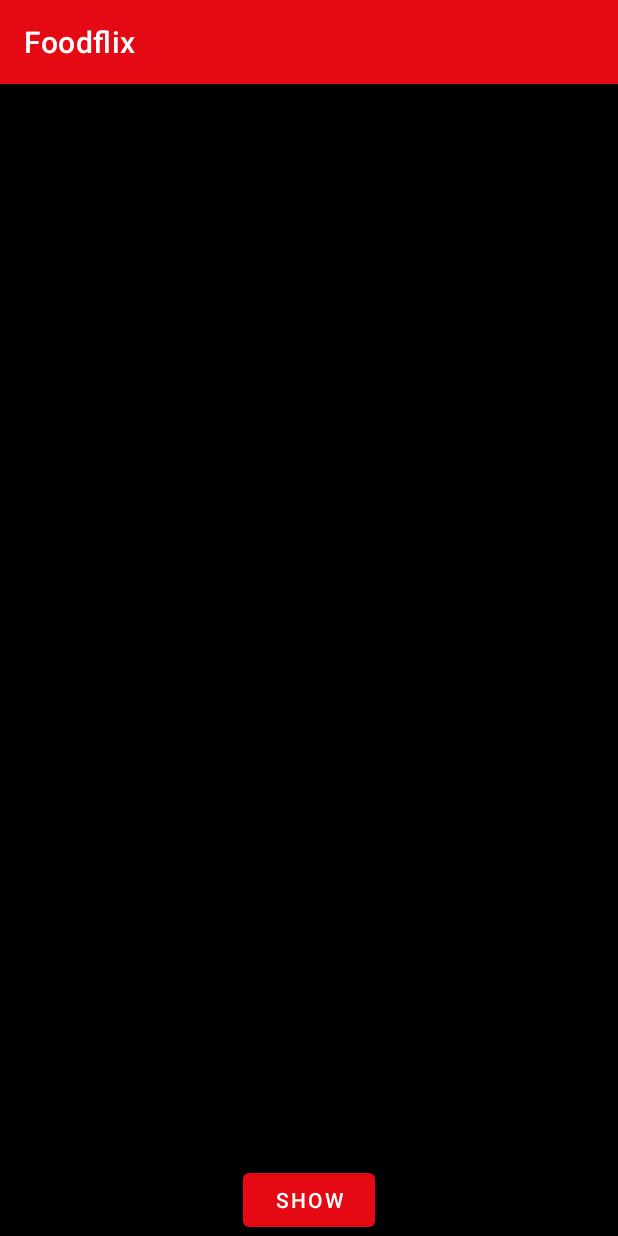
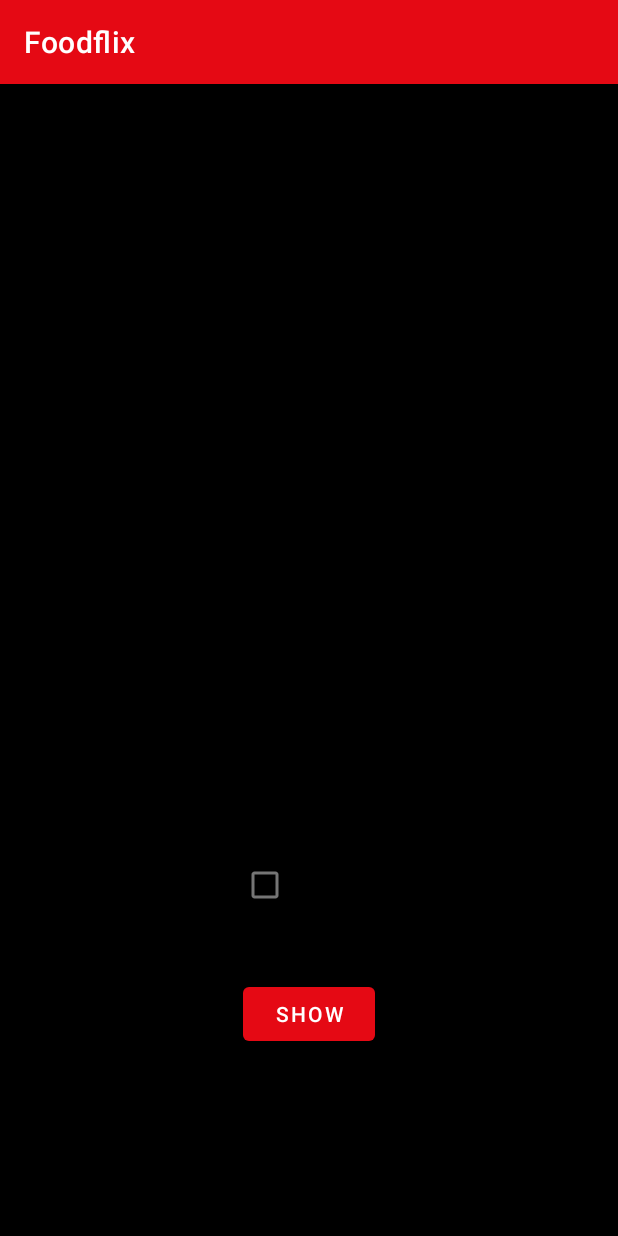
Before and after one commit to AntonisAthanasiadis/Foodflix, an Android app: the SeeDatabaseActivity screen opened directly, with no data from a screen before it, on a phone screen of 412 x 824 dp. Run offline under Robolectric (Android 15) with nearby library versions, the phone set to English and light mode, and no system bars; our stand-ins replace Room's generated code.

Commit message:
Implemented some changes in the profile page.

```diff
--- a/app/src/main/java/org/future/foodflix/MainActivity.java
+++ b/app/src/main/java/org/future/foodflix/MainActivity.java
@@ -70,7 +70,6 @@ public class MainActivity extends BaseActivities {
                 new  ReadDb(db, new ReadDb.Listener() {
                     @Override
                     public void onResult(List<User> result) {
-                        Toast.makeText(MainActivity.this, "Read", Toast.LENGTH_SHORT).show();
                     }
                 }).execute();
                 if(existingPassword.equals(""))
@@ -85,7 +84,7 @@ public class MainActivity extends BaseActivities {
                         Toast.makeText(MainActivity.this,String.valueOf(result),Toast.LENGTH_SHORT).show();
                         if (result) {
                             Toast.makeText(MainActivity.this, "Logged in successfully!", Toast.LENGTH_SHORT).show();
-                            Intent intent = new Intent(MainActivity.this, SeeDatabaseActivity.class);
+                            Intent intent = new Intent(MainActivity.this, MainPageRecycler.class);
                             startActivityForResult(intent, 1000);
                         } else {
                             Toast.makeText(MainActivity.this, "Please Try Again!", Toast.LENGTH_SHORT).show();
@@ -115,8 +114,6 @@ public class MainActivity extends BaseActivities {
         forgotbtn.setOnClickListener(new View.OnClickListener() {
             @Override
             public void onClick(View v) {
-                Intent intent = new Intent(MainActivity.this, SeeDatabaseActivity.class);
-                startActivityForResult(intent,1000);
                 Toast.makeText(MainActivity.this,"Forgot button clicked!",Toast.LENGTH_SHORT).show();
             }
         });
--- a/app/src/main/res/layout/activity_see_database.xml
+++ b/app/src/main/res/layout/activity_see_database.xml
@@ -19,14 +19,86 @@
         app:layout_constraintRight_toRightOf="parent"/>
 
     <TextView
+        android:id="@+id/see"
         android:layout_width="match_parent"
         android:layout_height="wrap_content"
-        android:id="@+id/see"
         android:text=" "
+        android:textColor="@color/white"
         android:textSize="20sp"
-        android:textColor="@color/white"
+        app:layout_constraintBottom_toTopOf="@id/see"
+        app:layout_constraintHorizontal_bias="0.0"
+        app:layout_constraintLeft_toLeftOf="parent"
+        app:layout_constraintRight_toRightOf="parent"
         app:layout_constraintTop_toTopOf="parent"
-        app:layout_constraintBottom_toTopOf="@id/see"
-        app:layout_constraintLeft_toLeftOf="parent"
-        app:layout_constraintRight_toRightOf="parent"/>
+        app:layout_constraintVertical_bias="1.0" />
+
+    <TextView
+        android:id="@+id/headerProfile"
+        android:layout_width="wrap_content"
+        android:layout_height="wrap_content"
+        android:layout_marginTop="100dp"
+        android:text="This is your awesome profile!"
+        android:textSize="20sp"
+        android:textStyle="bold"
+        app:layout_constraintEnd_toEndOf="parent"
+        app:layout_constraintStart_toStartOf="parent"
+        app:layout_constraintTop_toTopOf="parent" />
+
+    <TextView
+        android:id="@+id/firstName"
+        android:layout_width="wrap_content"
+        android:layout_height="wrap_content"
+        android:layout_marginTop="60dp"
+        android:text="No name found!"
+        app:layout_constraintEnd_toEndOf="parent"
+        app:layout_constraintHorizontal_bias="0.498"
+        app:layout_constraintStart_toStartOf="parent"
+        app:layout_constraintTop_toBottomOf="@+id/headerProfile" />
+
+    <TextView
+        android:id="@+id/lastName"
+        android:layout_width="wrap_content"
+        android:layout_height="wrap_content"
+        android:layout_marginTop="60dp"
+        android:text="No surname found!"
+        app:layout_constraintEnd_toEndOf="parent"
+        app:layout_constraintHorizontal_bias="0.498"
+        app:layout_constraintStart_toStartOf="parent"
+        app:layout_constraintTop_toBottomOf="@+id/firstName" />
+
+    <TextView
+        android:id="@+id/userName"
+        android:layout_width="wrap_content"
+        android:layout_height="wrap_content"
+        android:layout_marginTop="60dp"
+        android:text="No username found!"
+        app:layout_constraintEnd_toEndOf="parent"
+        app:layout_constraintHorizontal_bias="0.498"
+        app:layout_constraintStart_toStartOf="parent"
+        app:layout_constraintTop_toBottomOf="@+id/lastName" />
+
+    <TextView
+        android:id="@+id/passName"
+        android:layout_width="wrap_content"
+        android:layout_height="wrap_content"
+        android:layout_marginTop="60dp"
+        android:text="TextView"
+        android:visibility="invisible"
+        app:layout_constraintBottom_toTopOf="@+id/see"
+        app:layout_constraintEnd_toEndOf="parent"
+        app:layout_constraintHorizontal_bias="0.500"
+        app:layout_constraintStart_toStartOf="parent"
+        app:layout_constraintTop_toBottomOf="@+id/userName" />
+
+    <CheckBox
+        android:id="@+id/aloneBox"
+        android:layout_width="wrap_content"
+        android:layout_height="wrap_content"
+        android:text="I'm alone!"
+        app:layout_constraintBottom_toTopOf="@+id/show"
+        app:layout_constraintEnd_toEndOf="parent"
+        app:layout_constraintStart_toStartOf="parent"
+        app:layout_constraintTop_toBottomOf="@+id/see"
+        tools:text="I'm alone!" />
+
 </androidx.constraintlayout.widget.ConstraintLayout>
```
Also changed, not shown: app/src/main/java/org/future/foodflix/RecyclerView/MainPageRecycler.java (+13 -2 lines), app/src/main/java/org/future/foodflix/SeeDatabaseActivity.java (+26 -3 lines), app/src/main/res/layout/mainpagerecycler.xml (+16 -3 lines), app/src/main/res/drawable-v24/profile.png (added), app/src/main/res/drawable-v24/usersilhouette.png (added).
